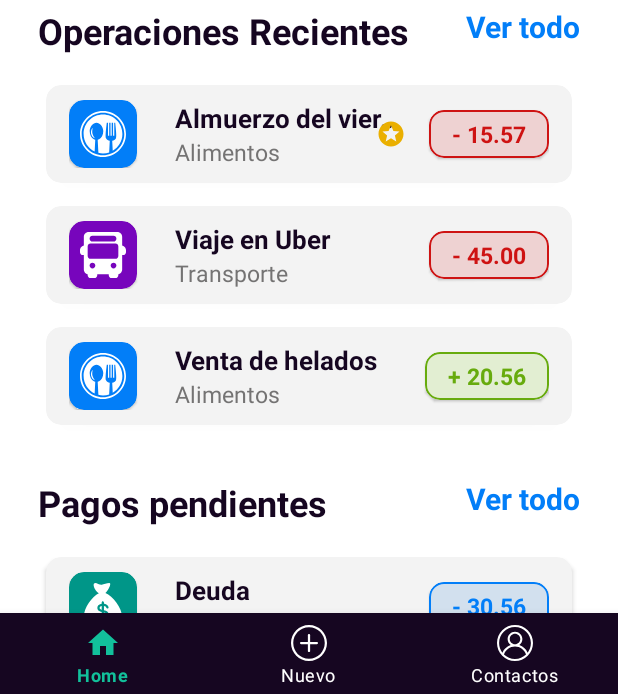
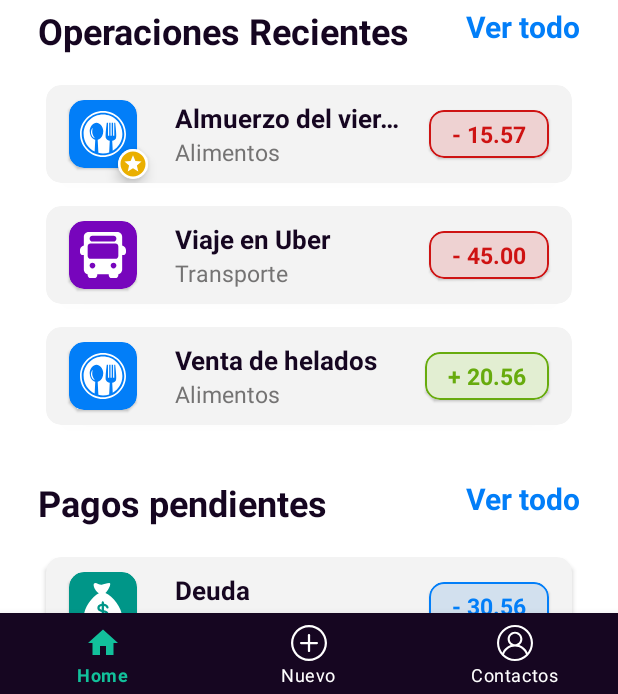
Before and after one commit to Aq202/Proyecto1_PlataformasMoviles, an Android app: the HomeFragment screen opened through its navigation route, on a phone screen of 412 x 824 dp. Shown: the part 539-1233 px from the top of the screen. Run offline under Robolectric (Android 15) with nearby library versions, the light colour scheme and no system bars; our stand-ins replace navigation-ui; pictures from the network do not load.

Commit message:
Rediseño icono de operación favorita

```diff
--- a/Proyect_app/app/src/main/java/com/example/proyecto_final_apps/ui/adapters/OperationAdapter.kt
+++ b/Proyect_app/app/src/main/java/com/example/proyecto_final_apps/ui/adapters/OperationAdapter.kt
@@ -10,6 +10,7 @@ import androidx.core.content.ContextCompat.getColor
 import androidx.recyclerview.widget.RecyclerView
 import coil.load
 import coil.request.CachePolicy
+import coil.transform.CircleCropTransformation
 import com.example.proyecto_final_apps.R
 import com.example.proyecto_final_apps.data.Operation
 import com.example.proyecto_final_apps.helpers.format
@@ -42,8 +43,8 @@ class OperationAdapter(
             view.findViewById(R.id.cardView_operationItemTemplate_amountContainer)
         private val txtAmount: TextView =
             view.findViewById(R.id.textView_operationItemTemplate_amount)
-        private val favouriteIcon: ImageView =
-            view.findViewById(R.id.imageView_operationItemTemplate_favourite)
+        private val favouriteIcon: MaterialCardView =
+            view.findViewById(R.id.cardView_operationItemTemplate_favourite)
 
         private lateinit var operationData: Operation
 
@@ -123,9 +124,9 @@ class OperationAdapter(
                 }
             }
 
+            //icono de operacion favorita
             if(operation.favourite == true)
                 favouriteIcon.visibility = View.VISIBLE
-
 
             setListeners()
         }
--- a/Proyect_app/app/src/main/res/layout/template_account_item.xml
+++ b/Proyect_app/app/src/main/res/layout/template_account_item.xml
@@ -50,8 +50,8 @@
                 />
 
             <ImageView
-                android:layout_width="20dp"
-                android:layout_height="20dp"
+                android:layout_width="@dimen/small_icon_size"
+                android:layout_height="@dimen/small_text_size"
                 android:id="@+id/imageView_accountItem_favoriteStar"
                 android:src="@drawable/ic_star"
                 app:layout_constraintTop_toTopOf="@id/textView_accountItemTemplate_name"
--- a/Proyect_app/app/src/main/res/layout/template_operation_item.xml
+++ b/Proyect_app/app/src/main/res/layout/template_operation_item.xml
@@ -27,6 +27,8 @@
             android:layout_height="match_parent"
             android:paddingHorizontal="@dimen/operationItem_horizontalPadding"
             android:paddingVertical="@dimen/operationItem_verticalPadding"
+            android:clipToPadding="false"
+
             >
 
             <com.google.android.material.card.MaterialCardView
@@ -108,18 +110,27 @@
                     />
             </com.google.android.material.card.MaterialCardView>
 
-            <ImageView
-                android:id="@+id/imageView_operationItemTemplate_favourite"
-                android:layout_width="20dp"
-                android:layout_height="20dp"
-                app:layout_constraintEnd_toStartOf="@id/cardView_operationItemTemplate_amountContainer"
-                app:layout_constraintTop_toTopOf="@id/cardView_operationItemTemplate_amountContainer"
-                app:layout_constraintBottom_toBottomOf="@id/cardView_operationItemTemplate_amountContainer"
-                android:src="@drawable/ic_favourite"
-                android:layout_marginEnd="15dp"
+            <com.google.android.material.card.MaterialCardView
+                android:id="@+id/cardView_operationItemTemplate_favourite"
+                android:layout_width="@dimen/small_icon_size"
+                android:layout_height="@dimen/small_icon_size"
+                app:cardCornerRadius="@dimen/small_icon_size"
+                app:layout_constraintBottom_toBottomOf="@id/cardView_operationItemTemplate_iconContainer"
+                app:layout_constraintEnd_toEndOf="@id/cardView_operationItemTemplate_iconContainer"
+                android:layout_marginBottom="-7dp"
+                android:layout_marginEnd="-7dp"
+                android:translationZ="100dp"
+                app:cardElevation="5dp"
                 android:visibility="gone"
-                app:tint="@color/yellow"
-                />
+                >
+                <ImageView
+                    android:layout_width="match_parent"
+                    android:layout_height="match_parent"
+                    android:src="@drawable/ic_favourite"
+                     app:tint="@color/yellow"
+                    android:background="@color/white"
+                    />
+            </com.google.android.material.card.MaterialCardView>
 
 
         </androidx.constraintlayout.widget.ConstraintLayout>
--- a/Proyect_app/app/src/main/res/values/dimens.xml
+++ b/Proyect_app/app/src/main/res/values/dimens.xml
@@ -37,4 +37,5 @@
     <dimen name="ic_start_padding">5dp</dimen>
     <dimen name="list_item_padding">16dp</dimen>
     <dimen name="line_spacing">10dp</dimen>
+    <dimen name="small_icon_size">20dp</dimen>
 </resources>
```
